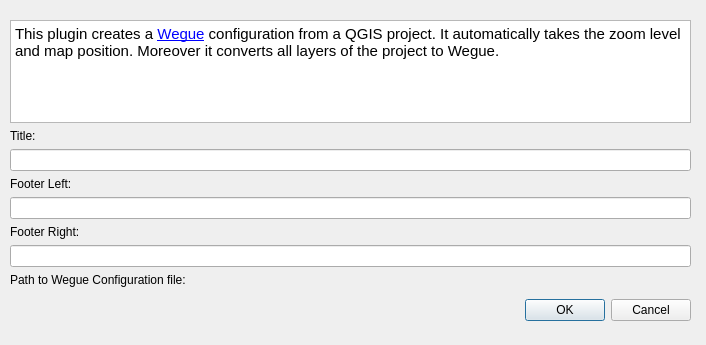
Qt form qgis2wegue_dialog_base.ui (meggsimum/qgis2wegue) before a commit.
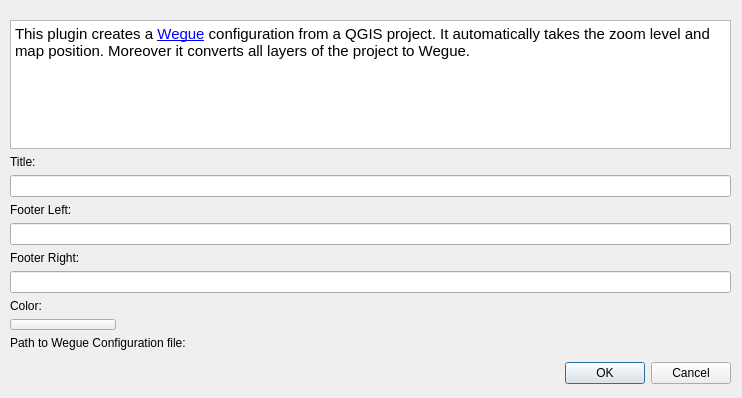
The same form after that commit. Custom widgets are drawn as their Qt base class.

Commit message: Add color widget

Patch:
```diff
--- a/qgis2wegue_dialog_base.ui
+++ b/qgis2wegue_dialog_base.ui
@@ -6,8 +6,8 @@
    <rect>
     <x>0</x>
     <y>0</y>
-    <width>706</width>
-    <height>345</height>
+    <width>742</width>
+    <height>398</height>
    </rect>
   </property>
   <property name="windowTitle">
@@ -18,8 +18,8 @@
     <rect>
      <x>10</x>
      <y>20</y>
-     <width>681</width>
-     <height>301</height>
+     <width>721</width>
+     <height>364</height>
     </rect>
    </property>
    <layout class="QVBoxLayout" name="verticalLayout">
@@ -73,6 +73,37 @@
     <item>
      <widget class="QLineEdit" name="q2w_footer_right_widget"/>
     </item>
+    <item>
+     <widget class="QLabel" name="label_4">
+      <property name="text">
+       <string>Color:</string>
+      </property>
+     </widget>
+    </item>
+    <item>
+     <widget class="QgsColorButton" name="q2w_color_widget">
+      <property name="iconSize">
+       <size>
+        <width>98</width>
+        <height>4</height>
+       </size>
+      </property>
+      <property name="color">
+       <color>
+        <red>204</red>
+        <green>0</green>
+        <blue>0</blue>
+       </color>
+      </property>
+      <property name="defaultColor">
+       <color>
+        <red>204</red>
+        <green>0</green>
+        <blue>0</blue>
+       </color>
+      </property>
+     </widget>
+    </item>
     <item>
      <widget class="QLabel" name="label">
       <property name="text">
@@ -101,6 +132,11 @@
   </widget>
  </widget>
  <customwidgets>
+  <customwidget>
+   <class>QgsColorButton</class>
+   <extends>QToolButton</extends>
+   <header>qgscolorbutton.h</header>
+  </customwidget>
   <customwidget>
    <class>QgsFileWidget</class>
    <extends>QWidget</extends>
```
The commit also changes 1 other file.
